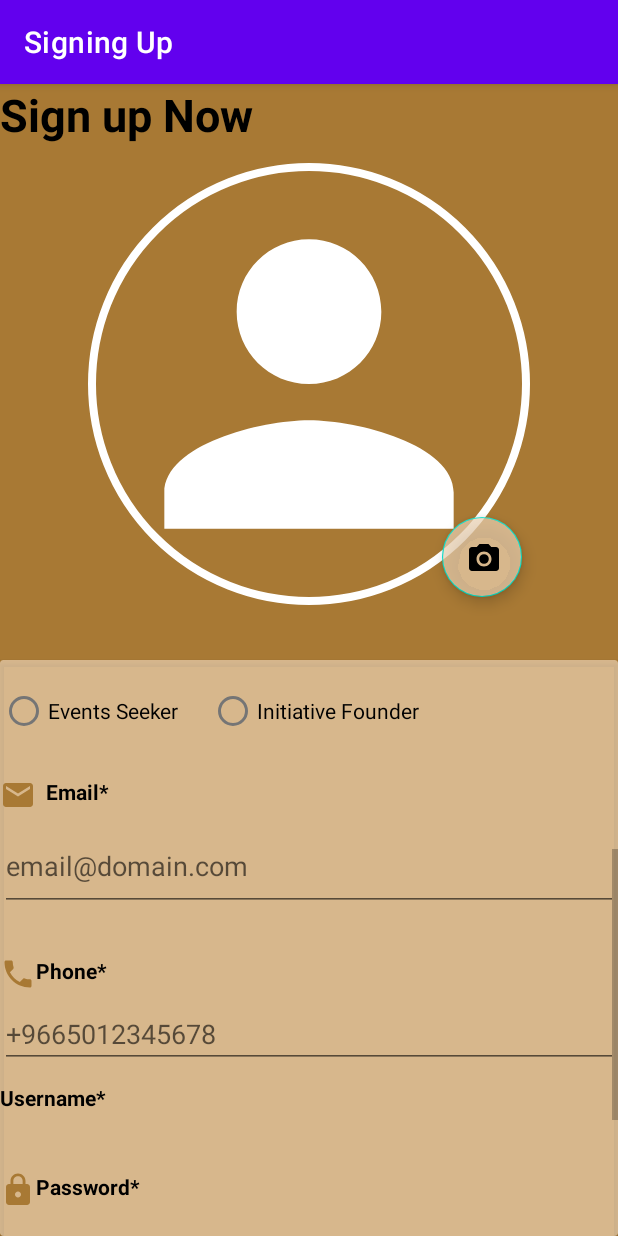
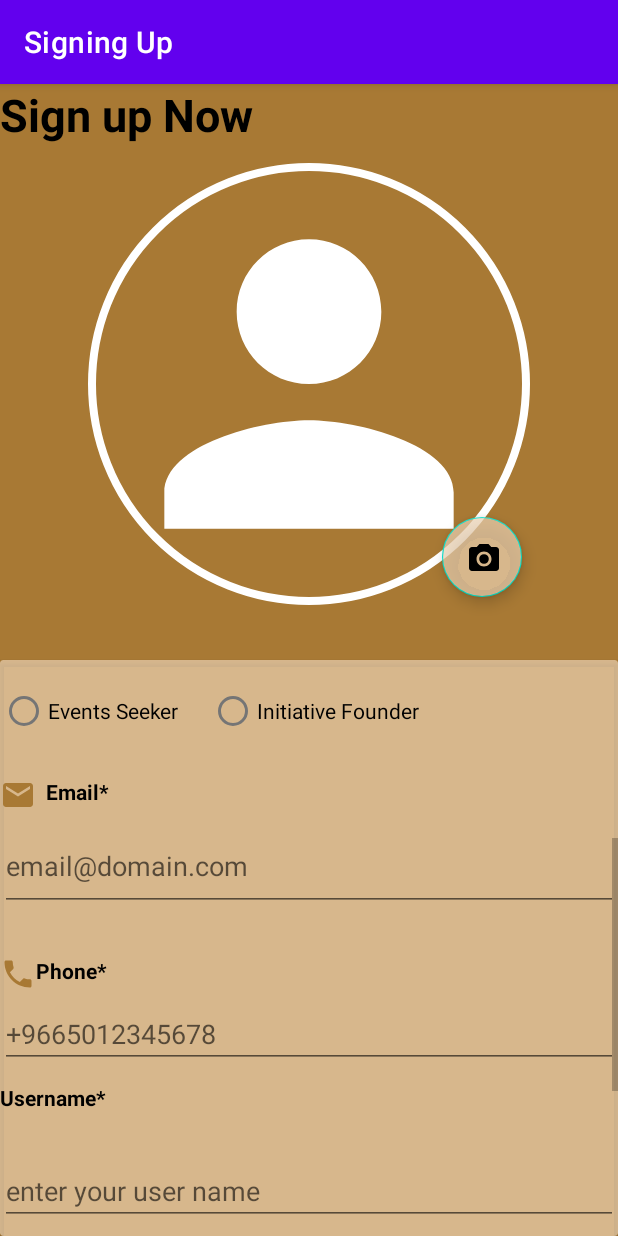
Before and after one commit to IbtisamAbdulaziz/Luqya, an Android app: the SignUp screen opened directly, with no data from a screen before it, scrolled down 268 dp, on a phone screen of 412 x 824 dp. Run offline under Robolectric (Android 15) with nearby library versions, the phone set to English and light mode, and no system bars; our stand-ins replace Firebase (no records; nobody signed in at launch, a user with empty details on screens opened directly).

Commit message:
SignUp.java + activity_sign_up.xml are updated.

```diff
--- a/app/src/main/res/layout/activity_sign_up.xml
+++ b/app/src/main/res/layout/activity_sign_up.xml
@@ -91,8 +91,8 @@
                     android:layout_marginTop="5dp"
                     android:layout_marginBottom="20dp"
                     android:hint="Ail Saad"
-                    android:singleLine="true"
-                    android:inputType="textPersonName"/>
+                    android:inputType="textPersonName"
+                    android:singleLine="true" />
 
                 <TextView
                     android:layout_width="fill_parent"
@@ -108,37 +108,37 @@
                     android:layout_marginTop="5dp"
                     android:layout_marginBottom="20dp"
                     android:hint="Enter your date of birth (dd/mm/yyyy)"
-                    android:singleLine="true"
-                    android:inputType="date"/>
+                    android:inputType="date"
+                    android:singleLine="true" />
 
                 <TextView
                     android:layout_width="fill_parent"
                     android:layout_height="wrap_content"
+                    android:layout_marginBottom="10dp"
                     android:text="User Type*"
                     android:textColor="@color/black"
-                    android:textStyle="bold"
-                    android:layout_marginBottom="10dp"/>
+                    android:textStyle="bold" />
 
                 <RadioGroup
+                    android:id="@+id/radio_group"
                     android:layout_width="match_parent"
                     android:layout_height="wrap_content"
-                    android:orientation="horizontal"
-                    android:id="@+id/radio_group"
-                    android:layout_marginBottom="20dp">
+                    android:layout_marginBottom="20dp"
+                    android:orientation="horizontal">
 
                     <RadioButton
+                        android:id="@+id/radio_events_seeker"
                         android:layout_width="wrap_content"
                         android:layout_height="wrap_content"
-                        android:id="@+id/radio_events_seeker"
-                        android:text="Events Seeker"
-                        android:layout_marginRight="20dp">
+                        android:layout_marginRight="20dp"
+                        android:text="Events Seeker">
 
                     </RadioButton>
 
                     <RadioButton
+                        android:id="@+id/radio_initiative_founder"
                         android:layout_width="wrap_content"
                         android:layout_height="wrap_content"
-                        android:id="@+id/radio_initiative_founder"
                         android:text="Initiative Founder">
 
                     </RadioButton>
@@ -161,8 +161,8 @@
                     android:layout_marginTop="5dp"
                     android:layout_marginBottom="20dp"
                     android:hint="email@domain.com"
-                    android:singleLine="true"
-                    android:inputType="textEmailAddress"/>
+                    android:inputType="textEmailAddress"
+                    android:singleLine="true" />
 
                 <!--  Phone Label -->
                 <TextView
@@ -179,9 +179,9 @@
                     android:layout_width="fill_parent"
                     android:layout_height="wrap_content"
                     android:layout_marginTop="5dp"
+                    android:hint="+9665012345678"
                     android:phoneNumber="true"
-                    android:singleLine="true"
-                    android:hint="+9665012345678"/>
+                    android:singleLine="true" />
 
                 <!--  Username Label -->
                 <TextView
@@ -190,15 +190,17 @@
                     android:layout_marginTop="10dp"
                     android:text="Username*"
                     android:textColor="@color/black"
-                    android:textStyle="bold" />
+                    android:textStyle="bold"
+                    android:layout_marginBottom="10dp"/>
 
                 <EditText
                     android:id="@+id/edittext_username"
                     android:layout_width="fill_parent"
-                    android:layout_height="10dp"
+                    android:layout_height="wrap_content"
                     android:layout_marginTop="20dp"
-                    android:layout_marginBottom="10dp"
-                    android:singleLine="true" />
+                    android:layout_marginBottom="20dp"
+                    android:singleLine="true"
+                    android:hint="enter your user name"/>
 
 
                 <!--  Password Label -->
@@ -215,10 +217,10 @@
                     android:layout_width="fill_parent"
                     android:layout_height="wrap_content"
                     android:layout_marginTop="5dp"
+                    android:hint="Enter your password"
+                    android:inputType="textPassword"
                     android:password="true"
-                    android:inputType="textPassword"
-                    android:singleLine="true"
-                    android:hint="Enter your password"/>
+                    android:singleLine="true" />
 
                 <!--  Location Label -->
                 <TextView
@@ -234,16 +236,16 @@
                     android:layout_width="fill_parent"
                     android:layout_height="wrap_content"
                     android:layout_marginTop="5dp"
+                    android:hint="Re-Enter your password"
+                    android:inputType="textPassword"
                     android:password="true"
-                    android:singleLine="true"
-                    android:inputType="textPassword"
-                    android:hint="Re-Enter your password"/>
+                    android:singleLine="true" />
 
                 <LinearLayout
-                    android:orientation="horizontal"
                     android:layout_width="fill_parent"
                     android:layout_height="wrap_content"
                     android:gravity="center_horizontal"
+                    android:orientation="horizontal"
                     android:weightSum="100">
 
                     <!-- Cansel button -->
```
